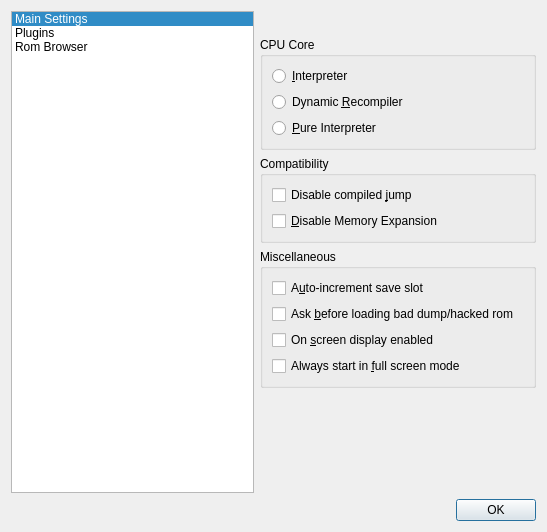
mupen64plus/mupen64plus-oldsvn, file main/gui_qt4/settingsdialog.ui: the form before one commit.
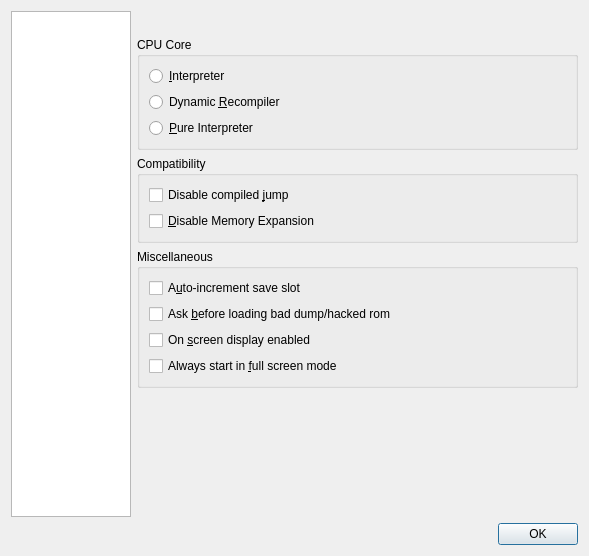
The form after the commit. Custom widgets are drawn as their Qt base class.

Commit message: Pimp settings dialog a bit.

Patch:
```diff
--- a/main/gui_qt4/settingsdialog.ui
+++ b/main/gui_qt4/settingsdialog.ui
@@ -5,8 +5,8 @@
    <rect>
     <x>0</x>
     <y>0</y>
-    <width>547</width>
-    <height>532</height>
+    <width>589</width>
+    <height>556</height>
    </rect>
   </property>
   <property name="windowTitle" >
@@ -18,11 +18,17 @@
      <item>
       <widget class="QListWidget" name="listWidget" >
        <property name="sizePolicy" >
-        <sizepolicy vsizetype="Expanding" hsizetype="Expanding" >
-         <horstretch>1</horstretch>
+        <sizepolicy vsizetype="Minimum" hsizetype="Fixed" >
+         <horstretch>0</horstretch>
          <verstretch>0</verstretch>
         </sizepolicy>
        </property>
+       <property name="maximumSize" >
+        <size>
+         <width>120</width>
+         <height>16777215</height>
+        </size>
+       </property>
        <property name="horizontalScrollBarPolicy" >
         <enum>Qt::ScrollBarAlwaysOff</enum>
        </property>
@@ -41,27 +47,21 @@
        <property name="flow" >
         <enum>QListView::TopToBottom</enum>
        </property>
-       <property name="resizeMode" >
-        <enum>QListView::Adjust</enum>
+       <property name="isWrapping" stdset="0" >
+        <bool>false</bool>
+       </property>
+       <property name="spacing" >
+        <number>2</number>
+       </property>
+       <property name="viewMode" >
+        <enum>QListView::IconMode</enum>
+       </property>
+       <property name="uniformItemSizes" >
+        <bool>true</bool>
        </property>
        <property name="currentRow" >
-        <number>0</number>
+        <number>-1</number>
        </property>
-       <item>
-        <property name="text" >
-         <string>Main Settings</string>
-        </property>
-       </item>
-       <item>
-        <property name="text" >
-         <string>Plugins</string>
-        </property>
-       </item>
-       <item>
-        <property name="text" >
-         <string>Rom Browser</string>
-        </property>
-       </item>
       </widget>
      </item>
      <item>
@@ -112,6 +112,12 @@
        </item>
        <item>
         <widget class="QStackedWidget" name="stackedWidget" >
+         <property name="sizePolicy" >
+          <sizepolicy vsizetype="Preferred" hsizetype="MinimumExpanding" >
+           <horstretch>2</horstretch>
+           <verstretch>0</verstretch>
+          </sizepolicy>
+         </property>
          <property name="currentIndex" >
           <number>0</number>
          </property>
```
Left out of the diff: 8 changed lines with no effect on the pictures. The commit also changes 1 other file.
